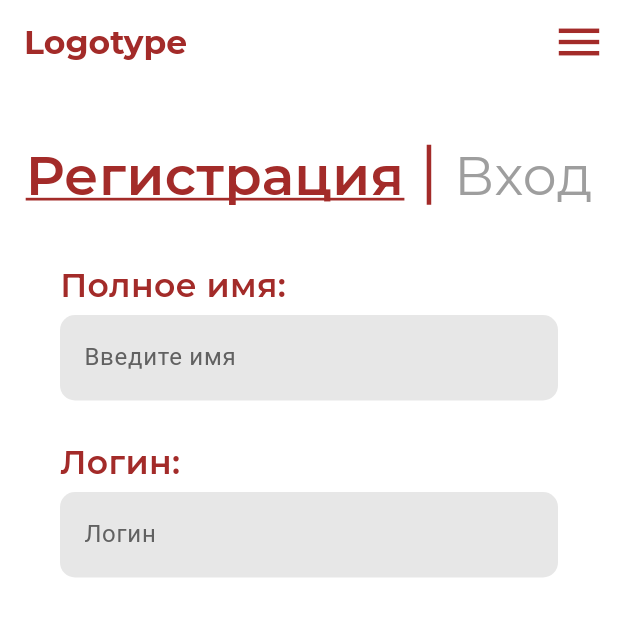
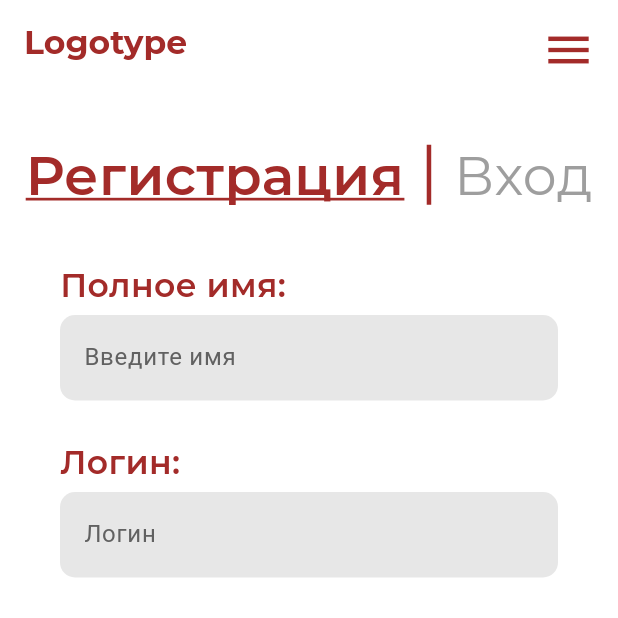
Before and after one commit to itfusion-dev/flutter, a Flutter app: the FormScreen screen opened directly, on a phone screen of 412 x 824 dp, the top half of it. Run offline on Flutter 3.47's test engine with Material 3 defaults, Android fonts, the phone set to English and light mode, and no system bars; our stand-ins replace google_fonts; network calls fail.

```diff
--- a/lib/app_bar.dart
+++ b/lib/app_bar.dart
@@ -1,5 +1,8 @@
 import 'package:flutter/material.dart';
+import 'package:flutter_mobile/form.dart';
+import 'package:flutter_mobile/login.dart';
 import 'package:google_fonts/google_fonts.dart';
+
 class MyAppBar extends StatelessWidget implements PreferredSizeWidget {
   const MyAppBar({Key? key}) : super(key: key);
 
@@ -12,6 +15,8 @@ class MyAppBar extends StatelessWidget implements PreferredSizeWidget {
     double saturation = 0.6;
     double lightness = 0.4;
     Color textColor = HSLColor.fromAHSL(1.0, hue, saturation, lightness).toColor();
+    bool isLandscape = MediaQuery.of(context).orientation == Orientation.landscape;
+
     return AppBar(
       title: Text(
         'Logotype',
@@ -24,12 +29,120 @@ class MyAppBar extends StatelessWidget implements PreferredSizeWidget {
       automaticallyImplyLeading: false,
       elevation: 0,
       actions: <Widget>[
+        if (isLandscape)
+          Row(
+            mainAxisAlignment: MainAxisAlignment.start, // выравнивание к началу строки
+            children: [
+              Container(
+                padding: EdgeInsets.only(right: 40.0),
+                child: Text(
+                  'ГЛАВНАЯ',
+                  style: GoogleFonts.montserrat(
+                    fontWeight: FontWeight.w500,
+                    color: textColor,
+                  ),
+                ),
+              ),
+              Container(
+                padding: EdgeInsets.only(right: 40.0),
+                child: Text(
+                  'О НАС',
+                  style: GoogleFonts.montserrat(
+                    fontWeight: FontWeight.w500,
+                    color: textColor,
+                  ),
+                ),
+              ),
+              Container(
+                padding: EdgeInsets.only(right: 40.0),
+                child: Text(
+                  'РАСПИСАНИЕ ИГР',
+                  style: GoogleFonts.montserrat(
+                    fontWeight: FontWeight.w500,
+                    color: textColor,
+                  ),
+                ),
+              ),
+              Container(
+                padding: EdgeInsets.only(right: 30.0),
+                child: Text(
+                  'КОНТАКТЫ',
+                  style: GoogleFonts.montserrat(
+                    fontWeight: FontWeight.w500,
+                    color: textColor,
+                  ),
+                ),
+              ),
+              Container(
+                padding: EdgeInsets.only(right: 15.0),
+                child: ElevatedButton(
+                  onPressed: () {
+                    Navigator.push(
+                      context,
+                      PageRouteBuilder(
+                        pageBuilder: (_, __, ___) => FormScreen(),
+                        transitionDuration: Duration(seconds: 0),
+                      ),
+                    );
+                  },
+                  style: ElevatedButton.styleFrom(
+                    backgroundColor: textColor,
+                    shape: RoundedRectangleBorder(
+                      borderRadius: BorderRadius.circular(13.0),
+                    ),
+                    padding: EdgeInsets.symmetric(horizontal: 10.0, vertical: 2.0),
+                  ),
+                  child: Text(
+                    'Хочу Поиграть',
+                    style: GoogleFonts.montserrat(
+                      fontWeight: FontWeight.w700,
+                      color: Colors.white,
+                      fontSize: 15.0,
+                    ),
+                  ),
+                ),
+              ),
+              Container(
+                padding: EdgeInsets.only(right: 20.0),
+                child: ElevatedButton(
+                  onPressed: () {
+                    Navigator.push(
+                      context,
+                      PageRouteBuilder(
+                        pageBuilder: (_, __, ___) => LoginForm(),
+                        transitionDuration: Duration(seconds: 0),
+                      ),
+                    );
+                  },
+                  style: ElevatedButton.styleFrom(
+                    backgroundColor: Colors.white,
+                    shape: RoundedRectangleBorder(
+                      borderRadius: BorderRadius.circular(13.0),
+                        side: BorderSide(color: textColor,
+                          width: 2.0,
+                        ),
+                    ),
+                    padding: EdgeInsets.symmetric(horizontal: 10.0, vertical: 2.0),
+                  ),
+                  child: Text(
+                    'Войти',
+                    style: GoogleFonts.montserrat(
+                      fontWeight: FontWeight.w700,
+                      color: textColor,
+                      fontSize: 15.0,
+                    ),
+                  ),
+                ),
+              ),
+            ],
+          ),
+        if (!isLandscape)
           InkWell(
             onTap: () {
               Scaffold.of(context).openEndDrawer();
             },
             child: Padding(
-            padding: EdgeInsets.all(8.0),
+              padding: const EdgeInsets.all(15.0),
               child: Icon(
                 Icons.menu,
                 color: textColor,
--- a/lib/form.dart
+++ b/lib/form.dart
@@ -39,7 +39,7 @@ class FormScreen extends StatelessWidget {
       print("Registration failed with status code: ${response.statusCode}");
       print("Error response body: ${response.body}");
     }
-    print("Request Body: ${jsonEncode({"username": username, "password": password})}");
+    print("Request Body: ${jsonEncode({"email": email, "password": password})}");
   }
 
   @override
```
Lines whose indentation alone changed are shown as unchanged.
